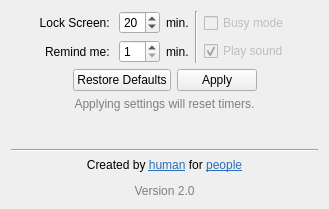
This is src/mainwindow.ui in warxander/EyeRescue as Qt 5 draws it before an edit. The edited form follows.
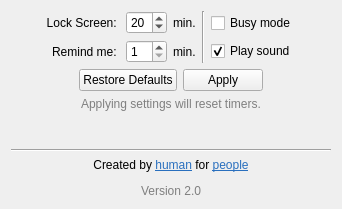
This is the edited form.

```diff
--- a/src/mainwindow.ui
+++ b/src/mainwindow.ui
@@ -6,7 +6,7 @@
    <rect>
     <x>0</x>
     <y>0</y>
-    <width>329</width>
+    <width>342</width>
     <height>209</height>
    </rect>
   </property>
@@ -128,7 +128,7 @@
             <item>
              <widget class="QCheckBox" name="busyModeCheckBox">
               <property name="enabled">
-               <bool>false</bool>
+               <bool>true</bool>
               </property>
               <property name="toolTip">
                <string>Disable Lock Screen</string>
@@ -141,7 +141,7 @@
             <item>
              <widget class="QCheckBox" name="playSoundCheckBox">
               <property name="enabled">
-               <bool>false</bool>
+               <bool>true</bool>
               </property>
               <property name="text">
                <string>Play sound</string>
@@ -234,7 +234,7 @@
     <item>
      <widget class="QLabel" name="label_6">
       <property name="text">
-       <string>&lt;html&gt;&lt;head/&gt;&lt;body&gt;&lt;p&gt;Created by &lt;a href=&quot;https://vk.com/adikanchukov&quot;&gt;&lt;span style=&quot; text-decoration: underline; color:#296fbe;&quot;&gt;human&lt;/span&gt;&lt;/a&gt; for &lt;a href=&quot;https://github.com/adikanchukov/EyeRescue&quot;&gt;&lt;span style=&quot; text-decoration: underline; color:#296fbe;&quot;&gt;people&lt;/span&gt;&lt;/a&gt;&lt;/p&gt;&lt;p&gt;&lt;span style=&quot; color:#7f7f7f;&quot;&gt;Version 2.0&lt;/span&gt;&lt;/p&gt;&lt;/body&gt;&lt;/html&gt;</string>
+       <string>&lt;html&gt;&lt;head/&gt;&lt;body&gt;&lt;p align=&quot;center&quot;&gt;Created by &lt;a href=&quot;https://vk.com/adikanchukov&quot;&gt;&lt;span style=&quot; text-decoration: underline; color:#296fbe;&quot;&gt;human&lt;/span&gt;&lt;/a&gt; for &lt;a href=&quot;https://github.com/adikanchukov/EyeRescue&quot;&gt;&lt;span style=&quot; text-decoration: underline; color:#296fbe;&quot;&gt;people&lt;/span&gt;&lt;/a&gt;&lt;/p&gt;&lt;p align=&quot;center&quot;&gt;&lt;span style=&quot; color:#7f7f7f;&quot;&gt;Version 2.0&lt;/span&gt;&lt;/p&gt;&lt;/body&gt;&lt;/html&gt;</string>
       </property>
       <property name="alignment">
        <set>Qt::AlignCenter</set>
```
